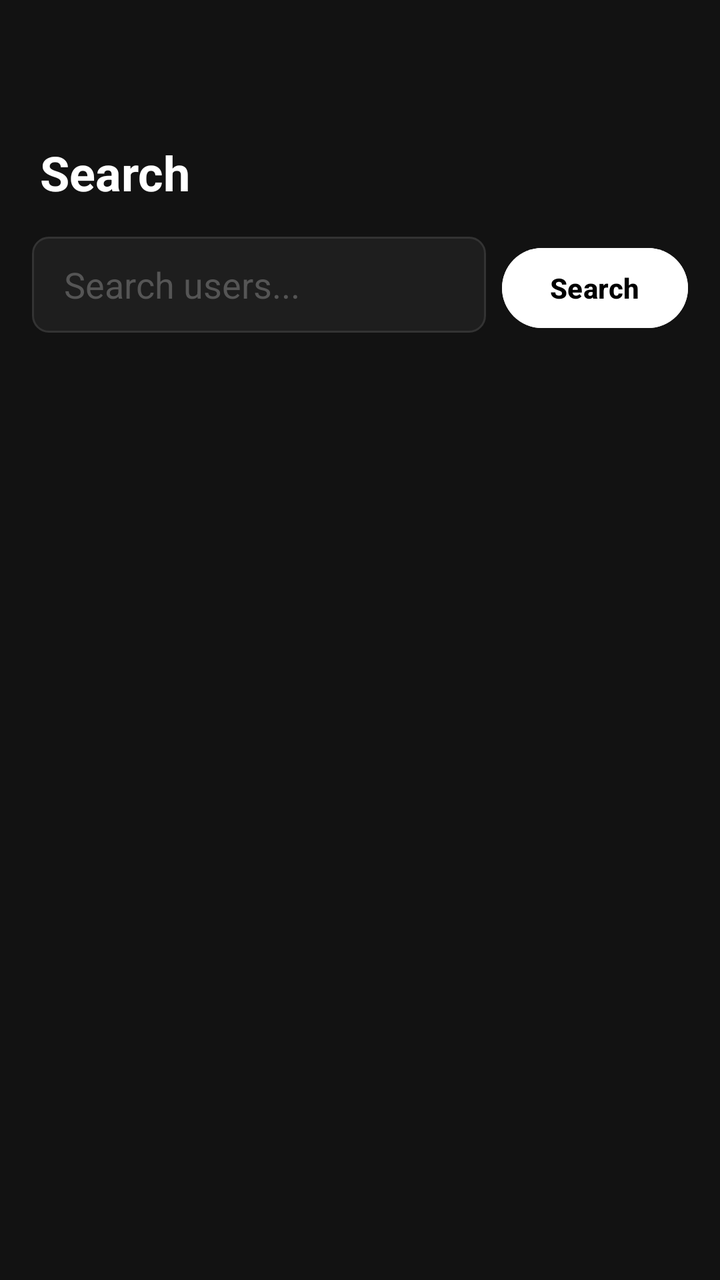
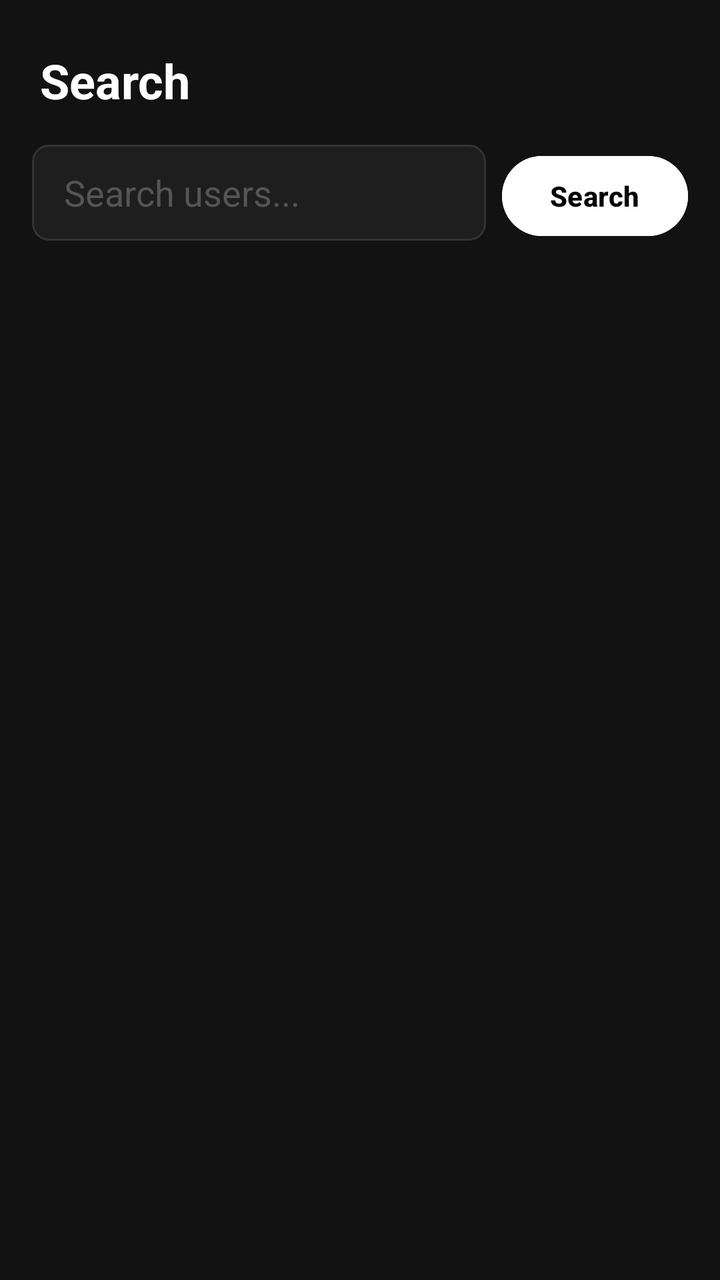

Before-and-after screenshots of an Android layout around one commit, followed by the original layout XML and the change that was made.
<!-- AndroidManifest.xml: application theme Theme.SnapQuest -->
<!-- res/layout/activity_search.xml -->
<?xml version="1.0" encoding="utf-8"?>
<LinearLayout xmlns:android="http://schemas.android.com/apk/res/android"
    android:layout_width="match_parent"
    android:layout_height="match_parent"
    android:orientation="vertical"
    android:background="#121212">

    <TextView
        android:layout_width="match_parent"
        android:layout_height="wrap_content"
        android:text="Search"
        android:textColor="#FFFFFF"
        android:textSize="24sp"
        android:textStyle="bold"
        android:paddingStart="20dp"
        android:paddingTop="70dp"
        android:paddingBottom="16dp"/>

    <LinearLayout
        android:layout_width="match_parent"
        android:layout_height="wrap_content"
        android:orientation="horizontal"
        android:paddingStart="16dp"
        android:paddingEnd="16dp"
        android:layout_marginBottom="8dp">

        <EditText
            android:id="@+id/etSearch"
            android:layout_width="0dp"
            android:layout_height="48dp"
            android:layout_weight="1"
            android:hint="Search users..."
            android:background="@drawable/input_background"
            android:paddingStart="16dp"
            android:paddingEnd="16dp"
            android:textColor="#FFFFFF"
            android:textColorHint="#555555"
            android:layout_marginEnd="8dp"/>

        <Button
            android:id="@+id/btnSearch"
            android:layout_width="wrap_content"
            android:layout_height="48dp"
            android:text="Search"
            android:backgroundTint="#FFFFFF"
            android:textColor="#000000"
            android:textStyle="bold"/>

    </LinearLayout>

    <androidx.recyclerview.widget.RecyclerView
        android:id="@+id/rvSearchResults"
        android:layout_width="match_parent"
        android:layout_height="match_parent"
        android:padding="8dp"/>

</LinearLayout>
<!-- resources referenced by this layout -->
<resources>
  <!-- drawable input_background (drawable) -->
  <?xml version="1.0" encoding="utf-8"?>
  <shape xmlns:android="http://schemas.android.com/apk/res/android"
      android:shape="rectangle">
      <solid android:color="#1E1E1E"/>
      <stroke android:width="1dp" android:color="#333333"/>
      <corners android:radius="8dp"/>
  </shape>
  <style name="Theme.SnapQuest" parent="Base.Theme.SnapQuest" />
  <style name="Base.Theme.SnapQuest" parent="Theme.Material3.DayNight.NoActionBar">
          
          
      </style>
</resources>

<!-- the commit's change to res/layout/activity_search.xml (unified diff, before → after) -->
@@ -1,5 +1,6 @@
 <?xml version="1.0" encoding="utf-8"?>
 <LinearLayout xmlns:android="http://schemas.android.com/apk/res/android"
+    android:fitsSystemWindows="true"
     android:layout_width="match_parent"
     android:layout_height="match_parent"
     android:orientation="vertical"
@@ -13,7 +14,7 @@
         android:textSize="24sp"
         android:textStyle="bold"
         android:paddingStart="20dp"
-        android:paddingTop="70dp"
+        android:paddingTop="24dp"
         android:paddingBottom="16dp"/>
 
     <LinearLayout
